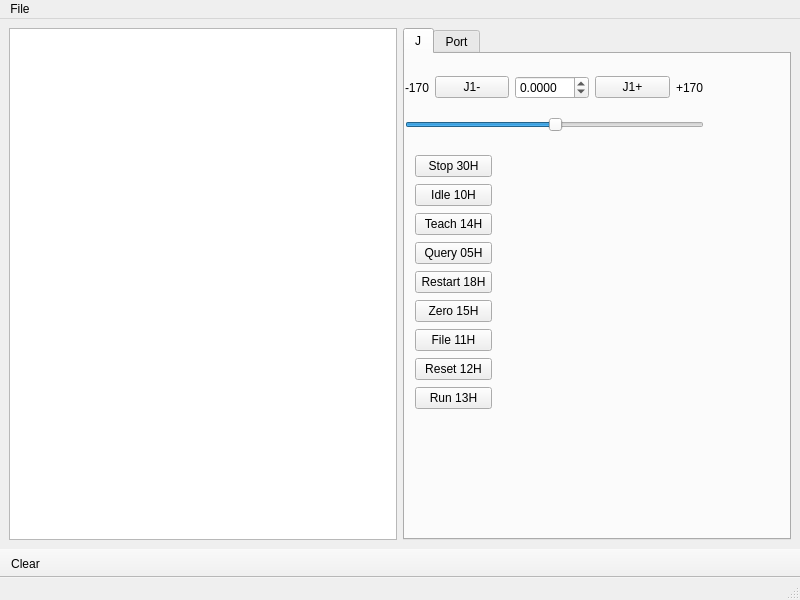
Above: main.ui from kukuruuza/ruuz before the change. Below: the same form after it.
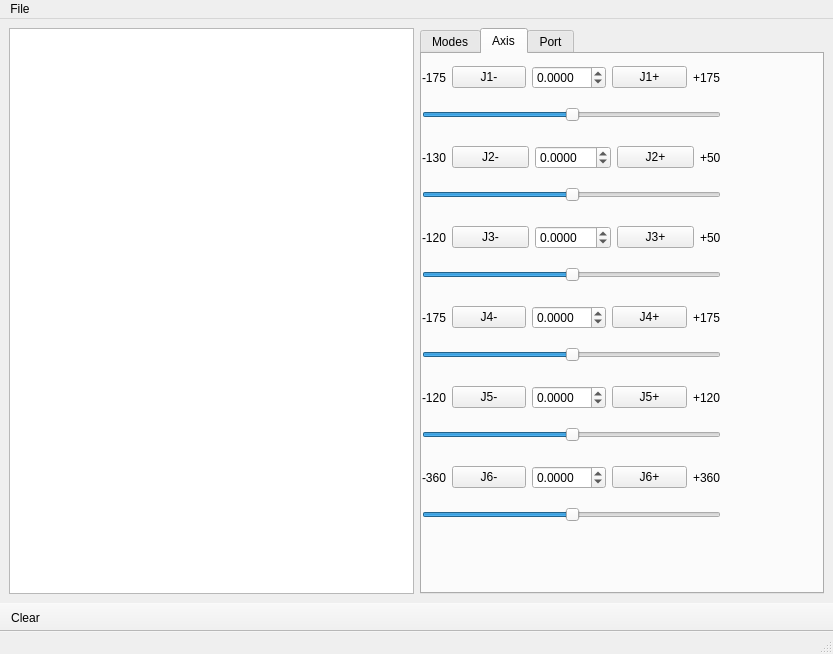
That is the form after the change. The open tabs and pages were chosen to show the change. Icons and pictures are not drawn.

Patch:
```diff
--- a/main.ui
+++ b/main.ui
@@ -6,8 +6,8 @@
    <rect>
     <x>0</x>
     <y>0</y>
-    <width>800</width>
-    <height>600</height>
+    <width>833</width>
+    <height>654</height>
    </rect>
   </property>
   <property name="minimumSize">
@@ -41,76 +41,13 @@
       </property>
       <widget class="QWidget" name="tab_j">
        <attribute name="title">
-        <string>J</string>
+        <string>Modes</string>
        </attribute>
-       <widget class="QWidget" name="layoutWidget">
+       <widget class="QWidget" name="layoutWidget_5">
         <property name="geometry">
          <rect>
-          <x>0</x>
-          <y>10</y>
-          <width>299</width>
-          <height>82</height>
-         </rect>
-        </property>
-        <layout class="QGridLayout" name="gridLayout_2">
-         <item row="0" column="1">
-          <widget class="QPushButton" name="btnJ1minus">
-           <property name="text">
-            <string>J1-</string>
-           </property>
-          </widget>
-         </item>
-         <item row="0" column="2">
-          <widget class="QDoubleSpinBox" name="doubleSpinBox">
-           <property name="decimals">
-            <number>4</number>
-           </property>
-           <property name="minimum">
-            <double>-170.000000000000000</double>
-           </property>
-           <property name="maximum">
-            <double>170.000000000000000</double>
-           </property>
-          </widget>
-         </item>
-         <item row="0" column="0">
-          <widget class="QLabel" name="label">
-           <property name="text">
-            <string>-170</string>
-           </property>
-          </widget>
-         </item>
-         <item row="0" column="4">
-          <widget class="QLabel" name="label_2">
-           <property name="text">
-            <string>+170</string>
-           </property>
-          </widget>
-         </item>
-         <item row="1" column="0" colspan="5">
-          <widget class="QSlider" name="horizontalSlider">
-           <property name="value">
-            <number>50</number>
-           </property>
-           <property name="orientation">
-            <enum>Qt::Horizontal</enum>
-           </property>
-          </widget>
-         </item>
-         <item row="0" column="3">
-          <widget class="QPushButton" name="btnJ1plus">
-           <property name="text">
-            <string>J1+</string>
-           </property>
-          </widget>
-         </item>
-        </layout>
-       </widget>
-       <widget class="QWidget" name="layoutWidget">
-        <property name="geometry">
-         <rect>
-          <x>10</x>
-          <y>100</y>
+          <x>20</x>
+          <y>40</y>
           <width>77</width>
           <height>257</height>
          </rect>
@@ -179,6 +116,456 @@
            </property>
           </widget>
          </item>
+         <item>
+          <widget class="QPushButton" name="btn15H">
+           <property name="text">
+            <string>Zero 15H</string>
+           </property>
+          </widget>
+         </item>
+         <item>
+          <widget class="QPushButton" name="btn11H">
+           <property name="text">
+            <string>File 11H</string>
+           </property>
+          </widget>
+         </item>
+         <item>
+          <widget class="QPushButton" name="btn05H">
+           <property name="text">
+            <string>Query 05H</string>
+           </property>
+          </widget>
+         </item>
+         <item>
+          <widget class="QPushButton" name="btn18H">
+           <property name="text">
+            <string>Restart 18H</string>
+           </property>
+          </widget>
+         </item>
+         <item>
+          <widget class="QPushButton" name="btn14H">
+           <property name="text">
+            <string>Teach 14H</string>
+           </property>
+          </widget>
+         </item>
+         <item>
+          <widget class="QPushButton" name="btn10H">
+           <property name="text">
+            <string>Idle 10H</string>
+           </property>
+          </widget>
+         </item>
+         <item>
+          <widget class="QPushButton" name="btn30H">
+           <property name="text">
+            <string>Stop 30H</string>
+           </property>
+          </widget>
+         </item>
+        </layout>
+       </widget>
+       <widget class="QLabel" name="lblMode">
+        <property name="geometry">
+         <rect>
+          <x>130</x>
+          <y>250</y>
+          <width>111</width>
+          <height>31</height>
+         </rect>
+        </property>
+        <property name="font">
+         <font>
+          <pointsize>14</pointsize>
+         </font>
+        </property>
+        <property name="text">
+         <string>Mode</string>
+        </property>
+       </widget>
+      </widget>
+      <widget class="QWidget" name="tab_axis">
+       <attribute name="title">
+        <string>Axis</string>
+       </attribute>
+       <widget class="QWidget" name="layoutWidget">
+        <property name="geometry">
+         <rect>
+          <x>0</x>
+          <y>0</y>
+          <width>299</width>
+          <height>82</height>
+         </rect>
+        </property>
+        <layout class="QGridLayout" name="gridLayout_2">
+         <item row="0" column="1">
+          <widget class="QPushButton" name="btnJ1minus">
+           <property name="text">
+            <string>J1-</string>
+           </property>
+          </widget>
+         </item>
+         <item row="0" column="2">
+          <widget class="QDoubleSpinBox" name="SpinJ1">
+           <property name="decimals">
+            <number>4</number>
+           </property>
+           <property name="minimum">
+            <double>-175.000000000000000</double>
+           </property>
+           <property name="maximum">
+            <double>175.000000000000000</double>
+           </property>
+          </widget>
+         </item>
+         <item row="0" column="0">
+          <widget class="QLabel" name="label">
+           <property name="text">
+            <string>-175</string>
+           </property>
+          </widget>
+         </item>
+         <item row="0" column="4">
+          <widget class="QLabel" name="label_2">
+           <property name="text">
+            <string>+175</string>
+           </property>
+          </widget>
+         </item>
+         <item row="1" column="0" colspan="5">
+          <widget class="QSlider" name="SliderJ1">
+           <property name="value">
+            <number>50</number>
+           </property>
+           <property name="orientation">
+            <enum>Qt::Horizontal</enum>
+           </property>
+          </widget>
+         </item>
+         <item row="0" column="3">
+          <widget class="QPushButton" name="btnJ1plus">
+           <property name="text">
+            <string>J1+</string>
+           </property>
+          </widget>
+         </item>
+        </layout>
+       </widget>
+       <widget class="QWidget" name="layoutWidget_2">
+        <property name="geometry">
+         <rect>
+          <x>0</x>
+          <y>80</y>
+          <width>299</width>
+          <height>82</height>
+         </rect>
+        </property>
+        <layout class="QGridLayout" name="gridLayout_4">
+         <item row="0" column="1">
+          <widget class="QPushButton" name="btnJ2minus">
+           <property name="text">
+            <string>J2-</string>
+           </property>
+          </widget>
+         </item>
+         <item row="0" column="2">
+          <widget class="QDoubleSpinBox" name="SpinJ2">
+           <property name="decimals">
+            <number>4</number>
+           </property>
+           <property name="minimum">
+            <double>-130.000000000000000</double>
+           </property>
+           <property name="maximum">
+            <double>50.000000000000000</double>
+           </property>
+          </widget>
+         </item>
+         <item row="0" column="0">
+          <widget class="QLabel" name="label_3">
+           <property name="text">
+            <string>-130</string>
+           </property>
+          </widget>
+         </item>
+         <item row="0" column="4">
+          <widget class="QLabel" name="label_4">
+           <property name="text">
+            <string>+50</string>
+           </property>
+          </widget>
+         </item>
+         <item row="1" column="0" colspan="5">
+          <widget class="QSlider" name="SliderJ2">
+           <property name="value">
+            <number>50</number>
+           </property>
+           <property name="orientation">
+            <enum>Qt::Horizontal</enum>
+           </property>
+          </widget>
+         </item>
+         <item row="0" column="3">
+          <widget class="QPushButton" name="btnJ2plus">
+           <property name="text">
+            <string>J2+</string>
+           </property>
+          </widget>
+         </item>
+        </layout>
+       </widget>
+       <widget class="QWidget" name="layoutWidget_3">
+        <property name="geometry">
+         <rect>
+          <x>0</x>
+          <y>160</y>
+          <width>299</width>
+          <height>82</height>
+         </rect>
+        </property>
+        <layout class="QGridLayout" name="gridLayout_5">
+         <item row="0" column="1">
+          <widget class="QPushButton" name="btnJ3minus">
+           <property name="text">
+            <string>J3-</string>
+           </property>
+          </widget>
+         </item>
+         <item row="0" column="2">
+          <widget class="QDoubleSpinBox" name="SpinJ3">
+           <property name="decimals">
+            <number>4</number>
+           </property>
+           <property name="minimum">
+            <double>-120.000000000000000</double>
+           </property>
+           <property name="maximum">
+            <double>50.000000000000000</double>
+           </property>
+          </widget>
+         </item>
+         <item row="0" column="0">
+          <widget class="QLabel" name="label_5">
+           <property name="text">
+            <string>-120</string>
+           </property>
+          </widget>
+         </item>
+         <item row="0" column="4">
+          <widget class="QLabel" name="label_6">
+           <property name="text">
+            <string>+50</string>
+           </property>
+          </widget>
+         </item>
+         <item row="1" column="0" colspan="5">
+          <widget class="QSlider" name="SliderJ3">
+           <property name="value">
+            <number>50</number>
+           </property>
+           <property name="orientation">
+            <enum>Qt::Horizontal</enum>
+           </property>
+          </widget>
+         </item>
+         <item row="0" column="3">
+          <widget class="QPushButton" name="btnJ3plus">
+           <property name="text">
+            <string>J3+</string>
+           </property>
+          </widget>
+         </item>
+        </layout>
+       </widget>
+       <widget class="QWidget" name="layoutWidget_4">
+        <property name="geometry">
+         <rect>
+          <x>0</x>
+          <y>240</y>
+          <width>299</width>
+          <height>82</height>
+         </rect>
+        </property>
+        <layout class="QGridLayout" name="gridLayout_6">
+         <item row="0" column="1">
+          <widget class="QPushButton" name="btnJ4minus">
+           <property name="text">
+            <string>J4-</string>
+           </property>
+          </widget>
+         </item>
+         <item row="0" column="2">
+          <widget class="QDoubleSpinBox" name="SpinJ4">
+           <property name="decimals">
+            <number>4</number>
+           </property>
+           <property name="minimum">
+            <double>-175.000000000000000</double>
+           </property>
+           <property name="maximum">
+            <double>175.000000000000000</double>
+           </property>
+          </widget>
+         </item>
+         <item row="0" column="0">
+          <widget class="QLabel" name="label_7">
+           <property name="text">
+            <string>-175</string>
+           </property>
+          </widget>
+         </item>
+         <item row="0" column="4">
+          <widget class="QLabel" name="label_9">
+           <property name="text">
+            <string>+175</string>
+           </property>
+          </widget>
+         </item>
+         <item row="1" column="0" colspan="5">
+          <widget class="QSlider" name="SliderJ4">
+           <property name="value">
+            <number>50</number>
+           </property>
+           <property name="orientation">
+            <enum>Qt::Horizontal</enum>
+           </property>
+          </widget>
+         </item>
+         <item row="0" column="3">
+          <widget class="QPushButton" name="btnJ4plus">
+           <property name="text">
+            <string>J4+</string>
+           </property>
+          </widget>
+         </item>
+        </layout>
+       </widget>
+       <widget class="QWidget" name="layoutWidget_6">
+        <property name="geometry">
+         <rect>
+          <x>0</x>
+          <y>320</y>
+          <width>299</width>
+          <height>82</height>
+         </rect>
+        </property>
+        <layout class="QGridLayout" name="gridLayout_7">
+         <item row="0" column="1">
+          <widget class="QPushButton" name="btnJ5minus">
+           <property name="text">
+            <string>J5-</string>
+           </property>
+          </widget>
+         </item>
+         <item row="0" column="2">
+          <widget class="QDoubleSpinBox" name="SpinJ5">
+           <property name="decimals">
+            <number>4</number>
+           </property>
+           <property name="minimum">
+            <double>-120.000000000000000</double>
+           </property>
+           <property name="maximum">
+            <double>120.000000000000000</double>
+           </property>
+          </widget>
+         </item>
+         <item row="0" column="0">
+          <widget class="QLabel" name="label_11">
+           <property name="text">
+            <string>-120</string>
+           </property>
+          </widget>
+         </item>
+         <item row="0" column="4">
+          <widget class="QLabel" name="label_12">
+           <property name="text">
+            <string>+120</string>
+           </property>
+          </widget>
+         </item>
+         <item row="1" column="0" colspan="5">
+          <widget class="QSlider" name="SliderJ5">
+           <property name="value">
+            <number>50</number>
+           </property>
+           <property name="orientation">
+            <enum>Qt::Horizontal</enum>
+           </property>
+          </widget>
+         </item>
+         <item row="0" column="3">
+          <widget class="QPushButton" name="btnJ5plus">
+           <property name="text">
+            <string>J5+</string>
+           </property>
+          </widget>
+         </item>
+        </layout>
+       </widget>
+       <widget class="QWidget" name="layoutWidget_7">
+        <property name="geometry">
+         <rect>
+          <x>0</x>
+          <y>400</y>
+          <width>299</width>
+          <height>82</height>
+         </rect>
+        </property>
+        <layout class="QGridLayout" name="gridLayout_8">
+         <item row="0" column="1">
+          <widget class="QPushButton" name="btnJ6minus">
+           <property name="text">
+            <string>J6-</string>
+           </property>
+          </widget>
+         </item>
+         <item row="0" column="2">
+          <widget class="QDoubleSpinBox" name="SpinJ6">
+           <property name="decimals">
+            <number>4</number>
+           </property>
+           <property name="minimum">
+            <double>-360.000000000000000</double>
+           </property>
+           <property name="maximum">
+            <double>360.000000000000000</double>
+           </property>
+          </widget>
+         </item>
+         <item row="0" column="0">
+          <widget class="QLabel" name="label_13">
+           <property name="text">
+            <string>-360</string>
+           </property>
+          </widget>
+         </item>
+         <item row="0" column="4">
+          <widget class="QLabel" name="label_14">
+           <property name="text">
+            <string>+360</string>
+           </property>
+          </widget>
+         </item>
+         <item row="1" column="0" colspan="5">
+          <widget class="QSlider" name="SliderJ6">
+           <property name="value">
+            <number>50</number>
+           </property>
+           <property name="orientation">
+            <enum>Qt::Horizontal</enum>
+           </property>
+          </widget>
+         </item>
+         <item row="0" column="3">
+          <widget class="QPushButton" name="btnJ6plus">
+           <property name="text">
+            <string>J6+</string>
+           </property>
+          </widget>
+         </item>
         </layout>
        </widget>
       </widget>
@@ -322,7 +709,7 @@
     <rect>
      <x>0</x>
      <y>0</y>
-     <width>800</width>
+     <width>833</width>
      <height>21</height>
     </rect>
    </property>
```
Left out of the diff: 97 changed lines with no effect on the pictures.
